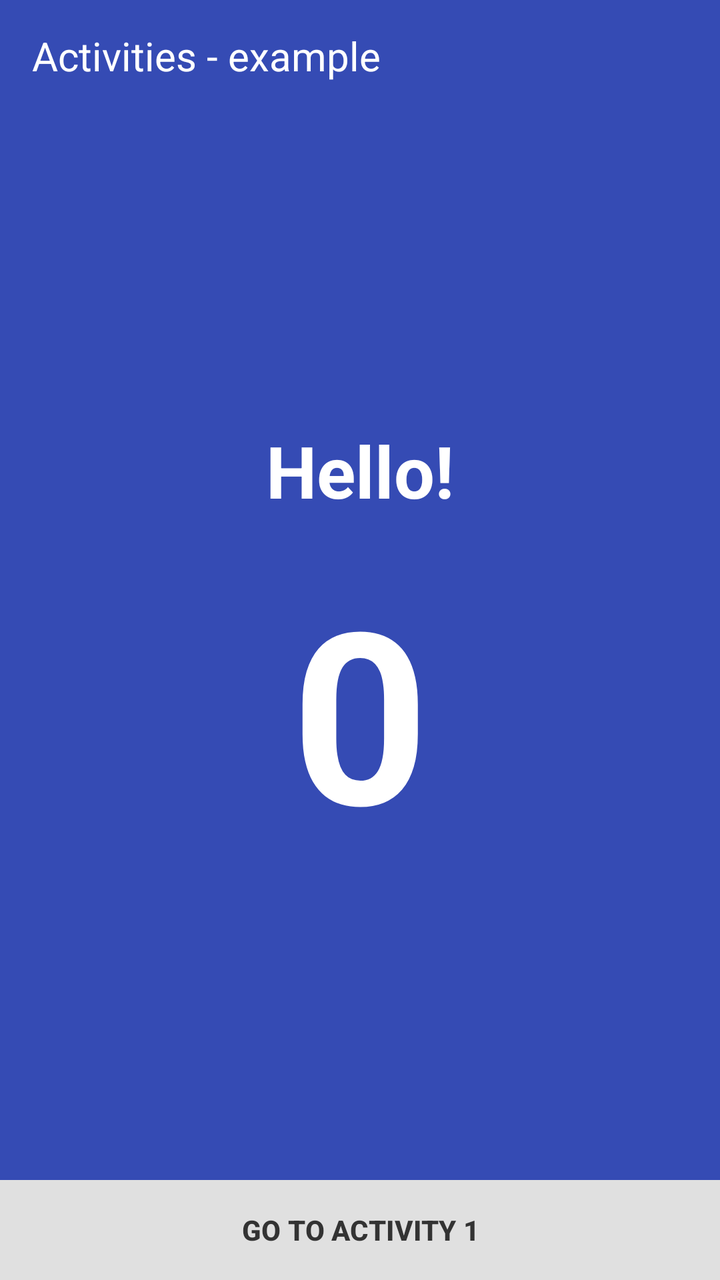
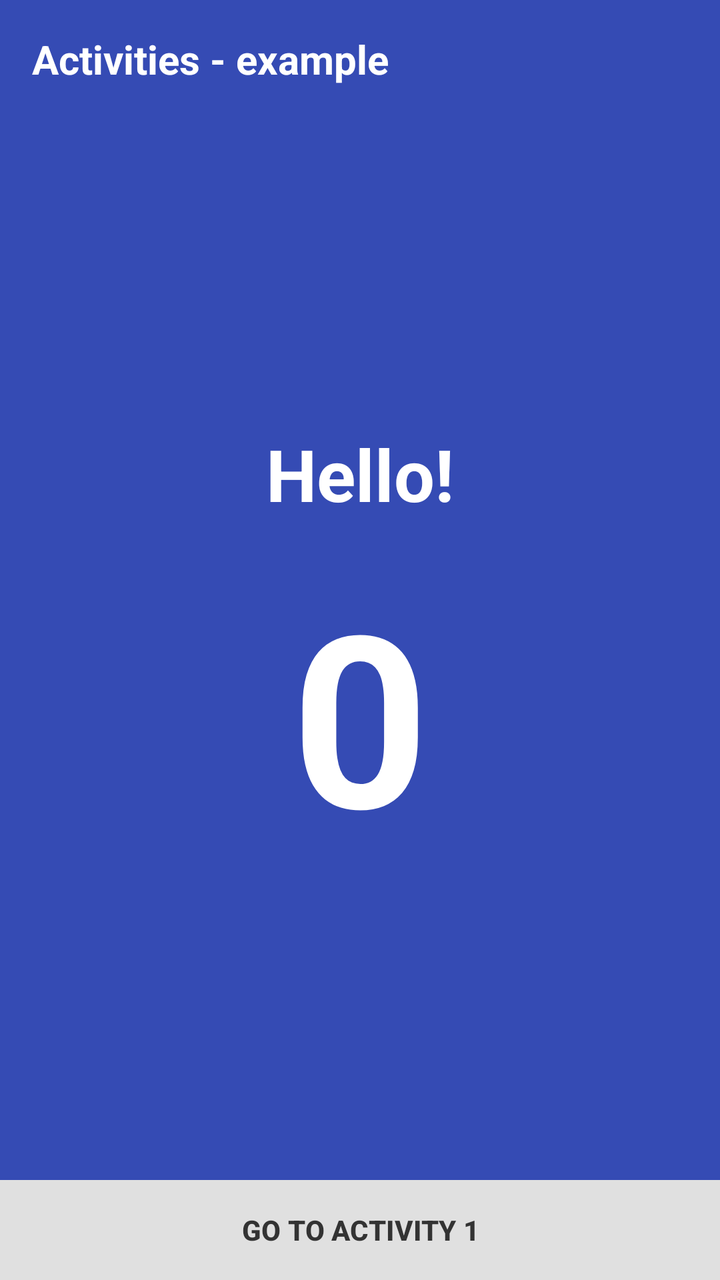

An Android layout rendered at two revisions. The XML below is the earlier revision; the diff shows what the commit changed to produce the second picture.
<!-- AndroidManifest.xml: application theme Theme.ActivitiesApp -->
<!-- res/layout/activity_hello.xml -->
<?xml version="1.0" encoding="utf-8"?>
<androidx.constraintlayout.widget.ConstraintLayout xmlns:android="http://schemas.android.com/apk/res/android"
    xmlns:app="http://schemas.android.com/apk/res-auto"
    xmlns:tools="http://schemas.android.com/tools"
    android:id="@+id/main"
    android:layout_width="match_parent"
    android:layout_height="match_parent"
    android:background="#354BB4"
    tools:context=".HelloActivity">

    <TextView
        android:id="@+id/textView"
        android:layout_width="0dp"
        android:layout_height="wrap_content"
        android:minHeight="56dp"
        android:background="#354BB4"
        android:gravity="center_vertical"
        android:paddingStart="16dp"
        android:paddingEnd="16dp"
        android:text="Activities - example"
        android:textColor="#FFFFFF"
        android:textSize="20sp"
        app:layout_constraintEnd_toEndOf="parent"
        app:layout_constraintStart_toStartOf="parent"
        app:layout_constraintTop_toTopOf="parent" />

    <TextView
        android:id="@+id/textViewHello"
        android:layout_width="wrap_content"
        android:layout_height="wrap_content"
        android:text="Hello!"
        android:textColor="#FFFFFF"
        android:textSize="36sp"
        android:textStyle="bold"
        app:layout_constraintBottom_toTopOf="@id/textViewCount"
        app:layout_constraintEnd_toEndOf="parent"
        app:layout_constraintStart_toStartOf="parent"
        app:layout_constraintTop_toBottomOf="@id/textView"
        app:layout_constraintVertical_chainStyle="packed" />

    <TextView
        android:id="@+id/textViewCount"
        android:layout_width="wrap_content"
        android:layout_height="wrap_content"
        android:layout_marginTop="16dp"
        android:text="0"
        android:textColor="#FFFFFF"
        android:textSize="120sp"
        android:textStyle="bold"
        app:layout_constraintBottom_toTopOf="@id/button"
        app:layout_constraintEnd_toEndOf="parent"
        app:layout_constraintStart_toStartOf="parent"
        app:layout_constraintTop_toBottomOf="@id/textViewHello" />

    <Button
        android:id="@+id/button"
        android:layout_width="0dp"
        android:layout_height="50dp"
        android:insetTop="0dp"
        android:insetBottom="0dp"
        android:text="GO TO ACTIVITY 1"
        android:textColor="#333333"
        android:textSize="14sp"
        android:textStyle="bold"
        app:backgroundTint="#E0E0E0"
        app:cornerRadius="0dp"
        app:layout_constraintBottom_toBottomOf="parent"
        app:layout_constraintEnd_toEndOf="parent"
        app:layout_constraintStart_toStartOf="parent" />

</androidx.constraintlayout.widget.ConstraintLayout>
<!-- resources referenced by this layout -->
<resources>
  <style name="Theme.ActivitiesApp" parent="Base.Theme.ActivitiesApp" />
  <style name="Base.Theme.ActivitiesApp" parent="Theme.Material3.DayNight.NoActionBar">
          
          
      </style>
</resources>

<!-- the commit's change to res/layout/activity_hello.xml (unified diff, before → after) -->
@@ -16,10 +16,13 @@
         android:background="#354BB4"
         android:gravity="center_vertical"
         android:paddingStart="16dp"
+        android:paddingTop="16dp"
         android:paddingEnd="16dp"
+        android:paddingBottom="16dp"
         android:text="Activities - example"
         android:textColor="#FFFFFF"
         android:textSize="20sp"
+        android:textStyle="bold"
         app:layout_constraintEnd_toEndOf="parent"
         app:layout_constraintStart_toStartOf="parent"
         app:layout_constraintTop_toTopOf="parent" />
